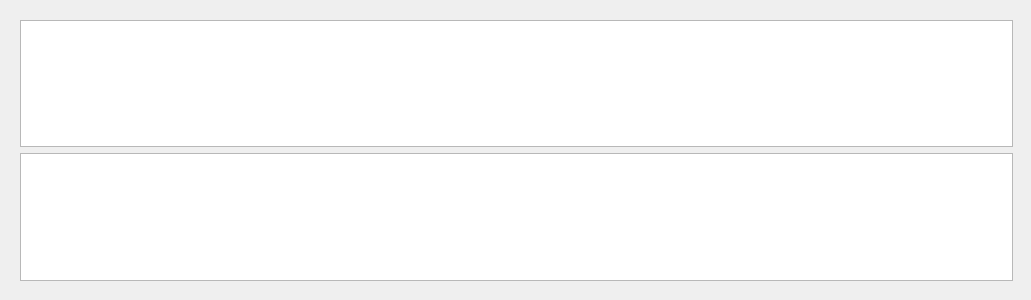
Before: the Qt Designer form TableWindow.ui in shevtsov200/QueueingSystem, drawn with Qt 5.
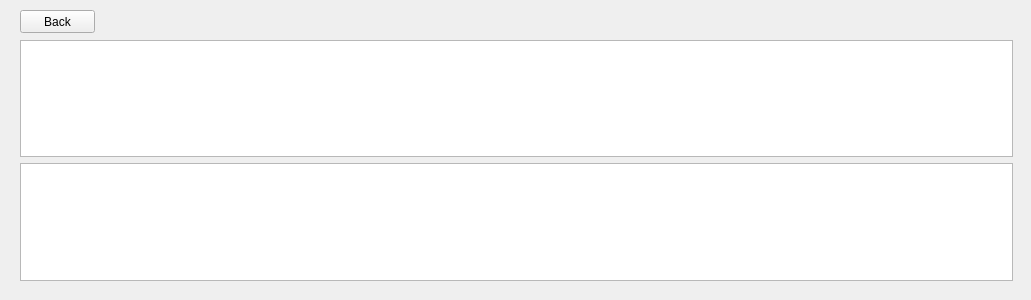
After: the same form once the commit is applied.

Patch:
```diff
--- a/TableWindow.ui
+++ b/TableWindow.ui
@@ -17,9 +17,9 @@
    <property name="geometry">
     <rect>
      <x>20</x>
-     <y>20</y>
+     <y>40</y>
      <width>993</width>
-     <height>261</height>
+     <height>241</height>
     </rect>
    </property>
    <layout class="QVBoxLayout" name="verticalLayout">
@@ -38,6 +38,19 @@
     </item>
    </layout>
   </widget>
+  <widget class="QPushButton" name="backButton">
+   <property name="geometry">
+    <rect>
+     <x>20</x>
+     <y>10</y>
+     <width>75</width>
+     <height>23</height>
+    </rect>
+   </property>
+   <property name="text">
+    <string>Back</string>
+   </property>
+  </widget>
  </widget>
  <resources/>
  <connections/>
```
